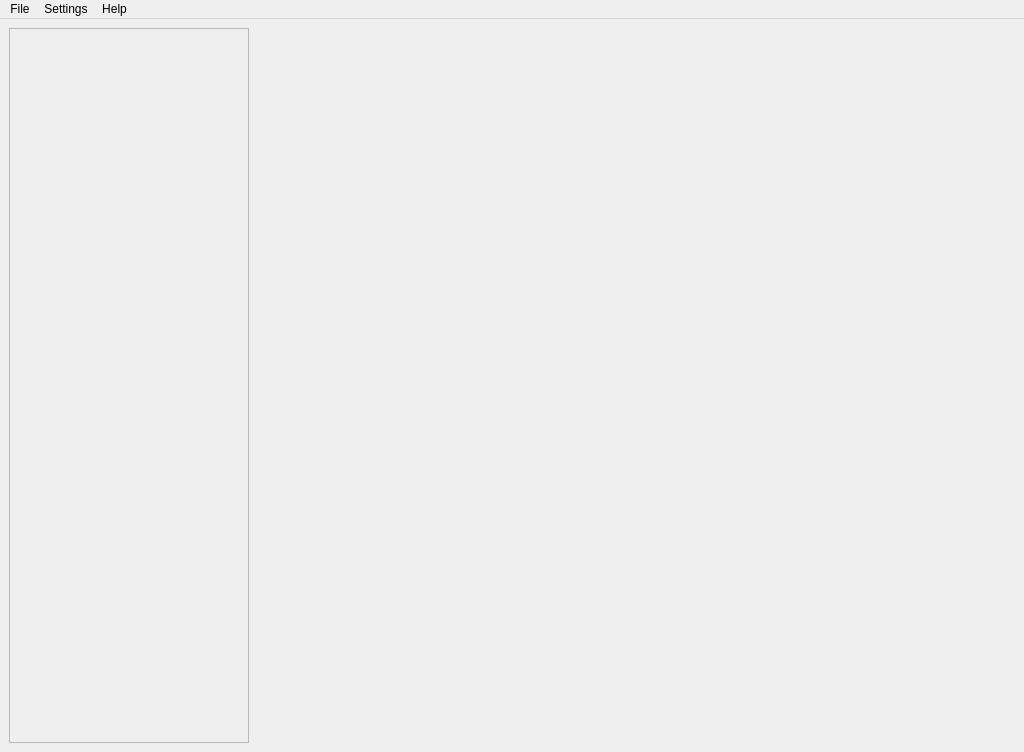
Above: src/gui/ui/main_window.ui from Vahrka/Accounting-Software before the change. Below: the same form after it.
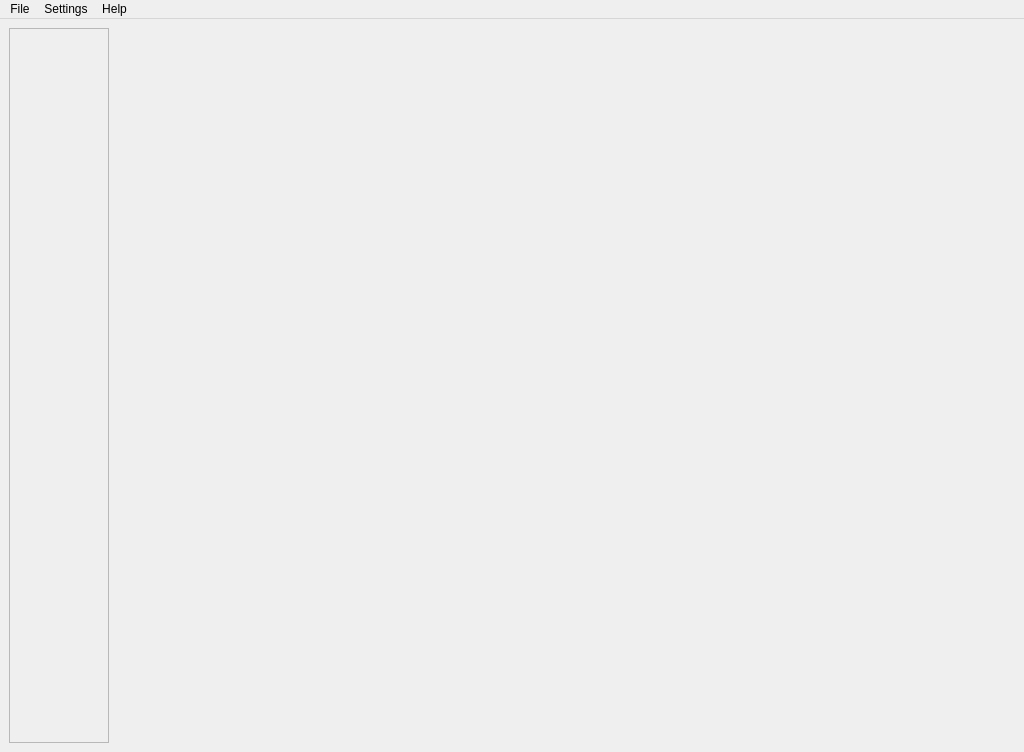
That is the form after the change. Icons and pictures are not drawn.

```diff
--- a/src/gui/ui/main_window.ui
+++ b/src/gui/ui/main_window.ui
@@ -30,26 +30,14 @@
     <item>
      <widget class="QFrame" name="MainSideNavFrame">
       <property name="sizePolicy">
-       <sizepolicy hsizetype="Fixed" vsizetype="Expanding">
+       <sizepolicy hsizetype="Minimum" vsizetype="Expanding">
         <horstretch>0</horstretch>
         <verstretch>0</verstretch>
        </sizepolicy>
       </property>
       <property name="minimumSize">
        <size>
-        <width>240</width>
-        <height>706</height>
-       </size>
-      </property>
-      <property name="maximumSize">
-       <size>
-        <width>240</width>
-        <height>16777215</height>
-       </size>
-      </property>
-      <property name="baseSize">
-       <size>
-        <width>240</width>
+        <width>100</width>
         <height>0</height>
        </size>
       </property>
```
